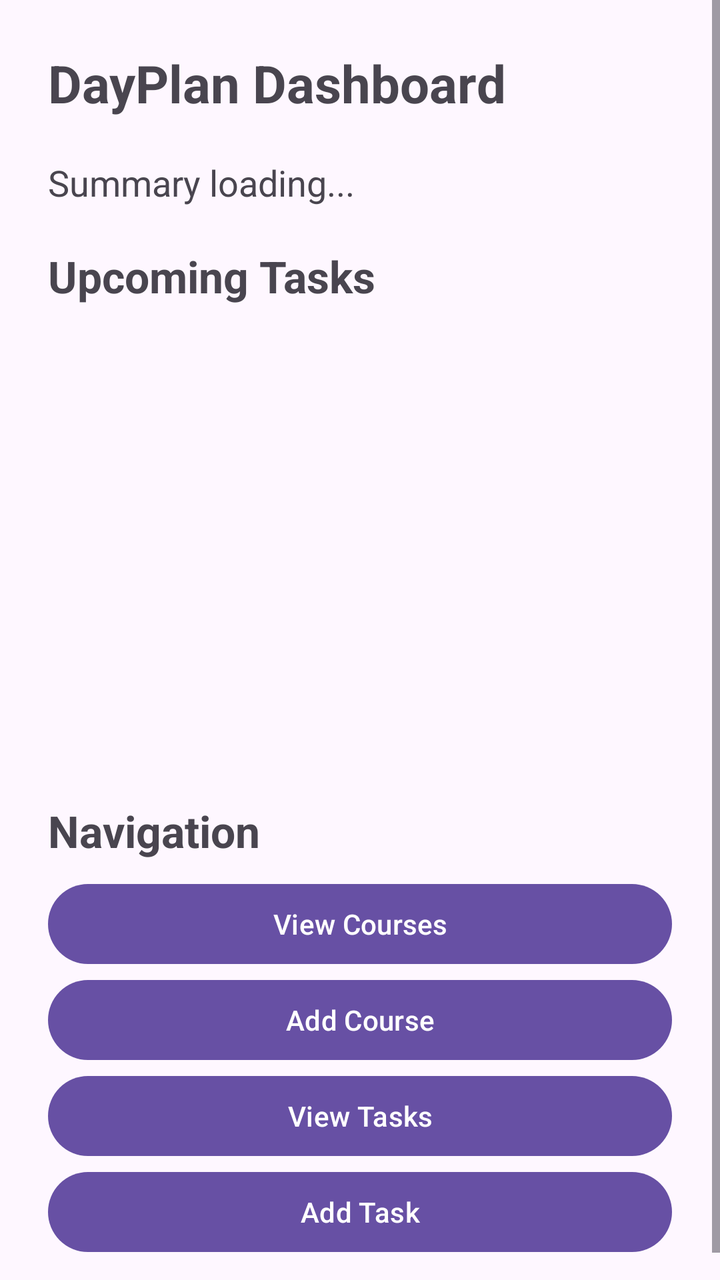
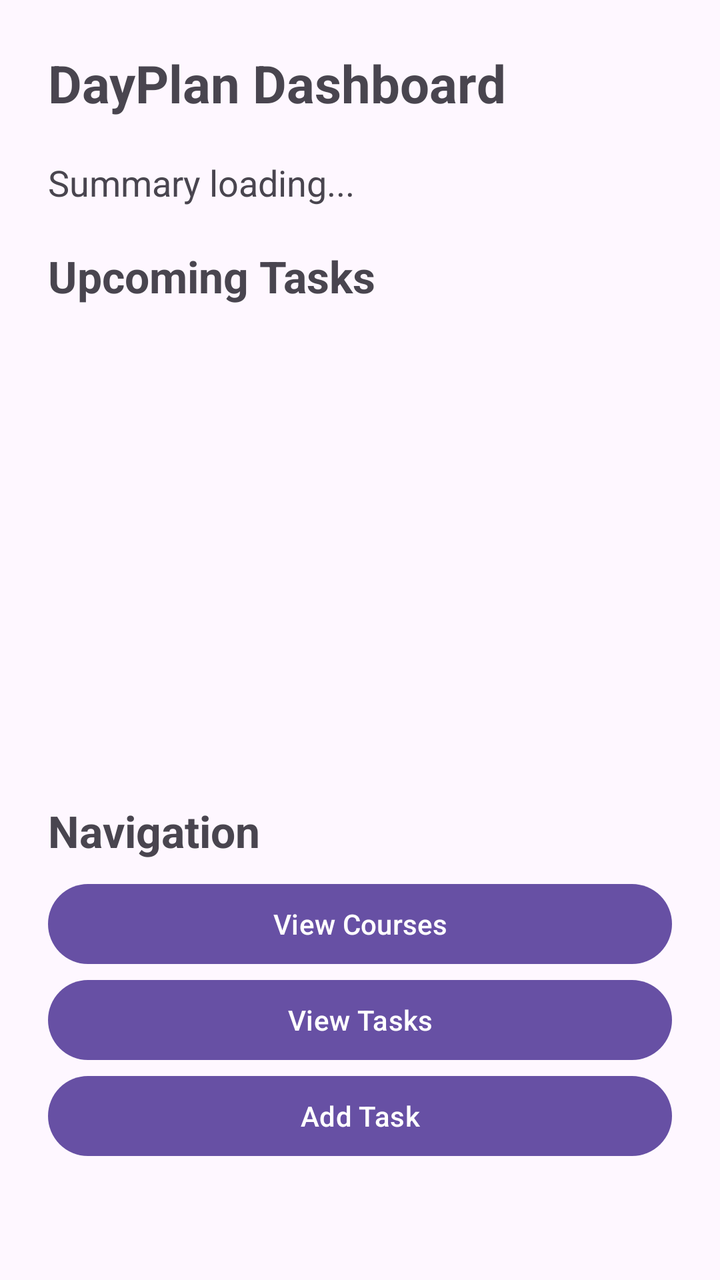

Two renders of the same Android screen: before a commit and after it. Below are the layout's source before the change and the commit's diff.
<!-- AndroidManifest.xml: application theme Theme.DayPlan -->
<!-- res/layout/activity_dashboard.xml -->
<?xml version="1.0" encoding="utf-8"?>
<ScrollView 
    xmlns:android="http://schemas.android.com/apk/res/android"
    android:layout_width="match_parent"
    android:layout_height="match_parent">

    <LinearLayout
        android:orientation="vertical"
        android:padding="24dp"
        android:layout_width="match_parent"
        android:layout_height="wrap_content">

        <TextView
            android:text="DayPlan Dashboard"
            android:textSize="26sp"
            android:textStyle="bold"
            android:layout_marginBottom="20dp"
            android:layout_width="wrap_content"
            android:layout_height="wrap_content" />

        <TextView
            android:id="@+id/summaryTextView"
            android:text="Summary loading..."
            android:textSize="18sp"
            android:layout_marginBottom="20dp"
            android:layout_width="match_parent"
            android:layout_height="wrap_content" />

        <TextView
            android:text="Upcoming Tasks"
            android:textSize="22sp"
            android:textStyle="bold"
            android:layout_marginBottom="8dp"
            android:layout_width="wrap_content"
            android:layout_height="wrap_content" />

        <ListView
            android:id="@+id/upcomingTaskListView"
            android:layout_width="match_parent"
            android:layout_height="220dp" />

        <TextView
            android:text="Navigation"
            android:textSize="22sp"
            android:textStyle="bold"
            android:layout_marginTop="20dp"
            android:layout_marginBottom="8dp"
            android:layout_width="wrap_content"
            android:layout_height="wrap_content" />

        <Button
            android:id="@+id/viewCoursesButton"
            android:text="View Courses"
            android:layout_width="match_parent"
            android:layout_height="wrap_content" />

        <Button
            android:id="@+id/addCourseButton"
            android:text="Add Course"
            android:layout_width="match_parent"
            android:layout_height="wrap_content" />

        <Button
            android:id="@+id/viewTasksButton"
            android:text="View Tasks"
            android:layout_width="match_parent"
            android:layout_height="wrap_content" />

        <Button
            android:id="@+id/addTaskButton"
            android:text="Add Task"
            android:layout_width="match_parent"
            android:layout_height="wrap_content" />

    </LinearLayout>
</ScrollView>
<!-- resources referenced by this layout -->
<resources>
  <style name="Theme.DayPlan" parent="Base.Theme.DayPlan" />
  <style name="Base.Theme.DayPlan" parent="Theme.Material3.DayNight.NoActionBar">
          
          
      </style>
</resources>

<!-- the commit's change to res/layout/activity_dashboard.xml (unified diff, before → after) -->
@@ -55,12 +55,6 @@
             android:layout_height="wrap_content" />
 
         <Button
-            android:id="@+id/addCourseButton"
-            android:text="Add Course"
-            android:layout_width="match_parent"
-            android:layout_height="wrap_content" />
-
-        <Button
             android:id="@+id/viewTasksButton"
             android:text="View Tasks"
             android:layout_width="match_parent"
